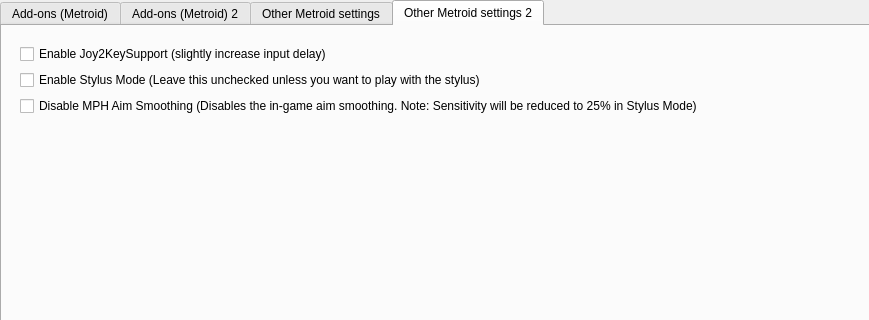
Before: the Qt Designer form src/frontend/qt_sdl/InputConfig/MelonPrimeInputConfig.ui in ag-advania/melonPrimeDS, drawn with Qt 5; both pictures show x 0 to 869 and y 0 to 320 of the 1042 by 682 pixel window.
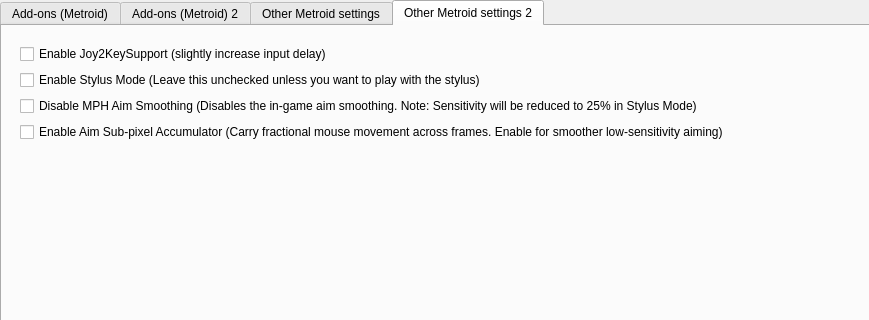
After: the same form once the commit is applied. The open tabs and pages were chosen to show the change.

The edit to the form file:
```diff
--- a/src/frontend/qt_sdl/InputConfig/MelonPrimeInputConfig.ui
+++ b/src/frontend/qt_sdl/InputConfig/MelonPrimeInputConfig.ui
@@ -541,6 +541,13 @@
 												</property>
 											</widget>
 										</item>
+										<item row="3" column="0">
+											<widget class="QCheckBox" name="cbMetroidEnableAimAccumulator">
+												<property name="text">
+													<string>Enable Aim Sub-pixel Accumulator (Carry fractional mouse movement across frames. Enable for smoother low-sensitivity aiming)</string>
+												</property>
+											</widget>
+										</item>
 									</layout>
 								</widget>
 							</item>
```
